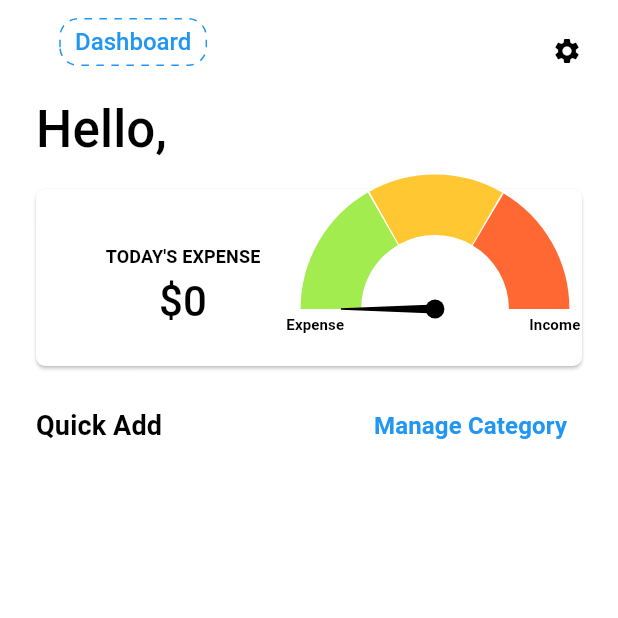
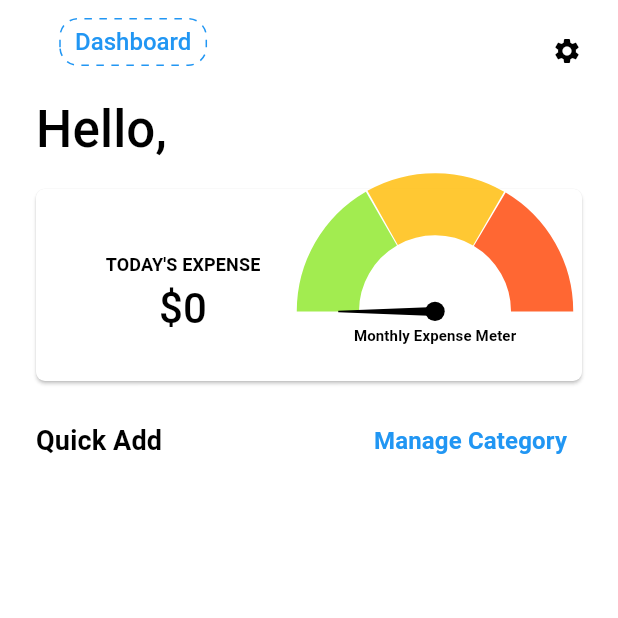
Before and after one commit to jaysavsani07/expense-manager, a Flutter app: the Dashboard screen opened directly, on a phone screen of 412 x 824 dp, the top half of it. Run offline on Flutter 3.47's test engine with Material 2 defaults, Android fonts, the phone set to English and light mode, and no system bars; drawn by our look-alikes of dotted_border, syncfusion_flutter_gauges; our stand-ins replace firebase_core, firebase_crashlytics, fl_chart, flutter_riverpod, moor, moor_flutter and 5 more; missing offline and left inert: fimber, numeral; accounts and stored records are empty; generated files the repository leaves out were written again.

Commit message:
expense meter, ios title center, start date cycle fix

```diff
--- a/assets/language/en.json
+++ b/assets/language/en.json
@@ -68,5 +68,6 @@
   "all": "All",
   "add_income": "Add Income",
   "no_entry": "No entry for this month",
-  "statistics": "Statistics"
+  "statistics": "Statistics",
+  "expense_meter" : "Monthly Expense Meter"
 }
--- a/assets/language/es.json
+++ b/assets/language/es.json
@@ -68,5 +68,6 @@
   "all": "Toda",
   "add_income": "Añadir ingresos",
   "no_entry": "No hay entradas para este mes",
-  "statistics": "Estadísticas"
+  "statistics": "Estadísticas",
+  "expense_meter" : "Contador de gastos mensuales"
 }
--- a/assets/language/pt.json
+++ b/assets/language/pt.json
@@ -68,5 +68,6 @@
   "all": "Todos",
   "add_income": "Adicionar Rendimento",
   "no_entry": "Sem entrada para este mês",
-  "statistics": "Estatisticas"
+  "statistics": "Estatisticas",
+  "expense_meter" : "Medidor de despesas mensais"
 }
--- a/lib/core/date_time_util.dart
+++ b/lib/core/date_time_util.dart
@@ -2,7 +2,7 @@ import 'package:expense_manager/extension/datetime_extension.dart';
 
 class DateTimeUtil {
   static getStartDateTime(int cycleDate) {
-    DateTime currentDate = DateTime.now();
+    DateTime currentDate = DateTime.now().copyWith(hour: 0, minute: 0, second: 0);
 
     if (currentDate.day == 1) {
       return currentDate.copyWith(day: cycleDate);
@@ -17,7 +17,7 @@ class DateTimeUtil {
   }
 
   static getEndDateTime(int cycleDate) {
-    DateTime currentDate = DateTime.now();
+    DateTime currentDate = DateTime.now().copyWith(hour: 23, minute: 59, second: 59);
 
     if (currentDate.day == 1) {
       return currentDate.copyWith(
--- a/lib/core/theme.dart
+++ b/lib/core/theme.dart
@@ -10,6 +10,7 @@ class AppTheme {
       primaryColor: Color(0xff2196F3),
       dividerColor: Color(0xffeeeeee),
       appBarTheme: AppBarTheme(
+          centerTitle: false,
           color: Colors.white,
           elevation: 0,
           iconTheme: IconThemeData(color: Colors.black, size: 20),
@@ -57,6 +58,7 @@ class AppTheme {
       primaryColor: Color(0xff212121),
       dividerColor: Color(0xff121212),
       appBarTheme: AppBarTheme(
+          centerTitle: false,
           color: Colors.black,
           elevation: 0,
           iconTheme: IconThemeData(color: Colors.white, size: 20),
--- a/lib/ui/dashboard/dashboard.dart
+++ b/lib/ui/dashboard/dashboard.dart
@@ -175,7 +175,7 @@ class TodayAmount extends ConsumerWidget {
                 ),
               ),
               Expanded(
-                child: SizedBox(height: 70, child: RadialTextPointer()),
+                child: SizedBox(height:80, child: RadialTextPointer()),
               ),
             ],
           )),
@@ -200,9 +200,13 @@ class _RadialTextPointerState extends ConsumerState<RadialTextPointer> {
   }
 
   /// Returns the text pointer gauge
-  SfRadialGauge _buildRadialTextPointer() {
+  Widget _buildRadialTextPointer() {
     final totalIncomeExpenseRatio = ref.watch(totalIncomeExpenseRatioProvider);
-    return SfRadialGauge(
+    return Stack(
+      children: [
+        Padding(
+          padding: const EdgeInsets.only(bottom : 8.0),
+          child: SfRadialGauge(
             axes: <RadialAxis>[
               RadialAxis(
                 showAxisLine: false,
@@ -251,7 +255,7 @@ class _RadialTextPointerState extends ConsumerState<RadialTextPointer> {
                       color: const Color(0xCCFF4100)),
                 ],
                 annotations: <GaugeAnnotation>[
-            GaugeAnnotation(
+                 /*GaugeAnnotation(
                     angle: 172,
                     positionFactor: 0.9,
                     widget: Container(
@@ -267,6 +271,7 @@ class _RadialTextPointerState extends ConsumerState<RadialTextPointer> {
                   GaugeAnnotation(
                     angle: 8,
                     positionFactor: 0.9,
+                    axisValue: 0,
                     widget: Container(
                       child: Text(
                         AppLocalization.of(context).getTranslatedVal("income"),
@@ -276,9 +281,22 @@ class _RadialTextPointerState extends ConsumerState<RadialTextPointer> {
                             .copyWith(fontSize: 10, fontWeight: FontWeight.bold),
                       ),
                     ),
-            )
+                  )*/
                 ],
               ),
+            ],
+          ),
+        ),
+        Align(
+          alignment: Alignment.bottomCenter,
+          child: Text(
+            AppLocalization.of(context).getTranslatedVal("expense_meter"),
+            style: Theme.of(context)
+                .textTheme
+                .subtitle2
+                .copyWith(fontSize: 10, fontWeight: FontWeight.bold),
+          ),
+        )
       ],
     );
   }
```
Also changed, not shown: lib/ui/category_details/category_details_view_model.dart (+6 -6 lines), 2 other files. Lines whose indentation alone changed are shown as unchanged.
